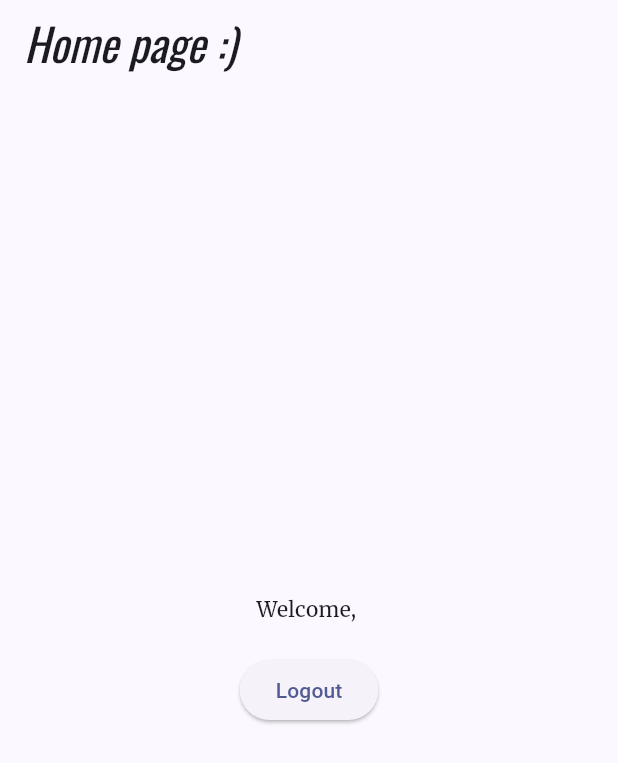
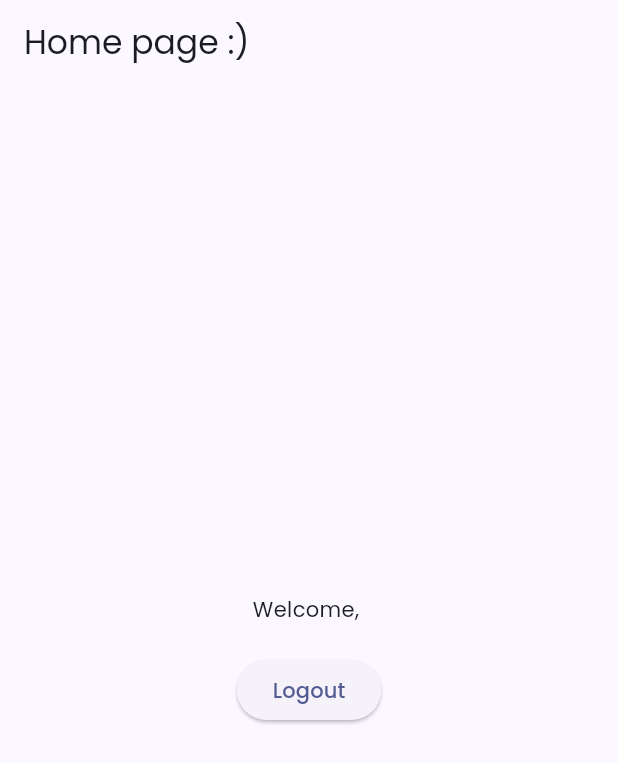
Before and after one commit to ProximaEPFL/proxima, a Flutter app: the screen it shows once a user with an empty profile is signed in, on a phone screen of 412 x 824 dp. Shown: the top 763 px of the screen. Run offline on Flutter 3.47's test engine with Material 3 defaults, Android fonts, the phone set to English and light mode, and no system bars; our stand-ins replace cloud_firestore, firebase_auth, firebase_core, google_fonts, google_sign_in, hooks_riverpod; accounts and stored records are empty.

Commit message:
feat(ui-theme): get system brightness and set font to poppins

```diff
--- a/lib/main.dart
+++ b/lib/main.dart
@@ -1,10 +1,10 @@
 import "package:firebase_core/firebase_core.dart";
 import "package:flutter/material.dart";
 import "package:flutter/services.dart";
+import "package:google_fonts/google_fonts.dart";
 import "package:hooks_riverpod/hooks_riverpod.dart";
 import "package:proxima/utils/firebase/firebase_options.dart";
 import "package:proxima/views/navigation/routes.dart";
-import 'package:google_fonts/google_fonts.dart';
 
 void main() async {
   WidgetsFlutterBinding.ensureInitialized();
@@ -27,36 +27,20 @@ class ProximaApp extends StatelessWidget {
 
   @override
   Widget build(BuildContext context) {
+    final Brightness brightness = MediaQuery.platformBrightnessOf(context);
+
     return MaterialApp(
       title: "Proxima",
       onGenerateRoute: generateRoute,
       initialRoute: Routes.login.name,
       theme: ThemeData(
         useMaterial3: true,
-
         // Define the default brightness and colors.
         colorScheme: ColorScheme.fromSeed(
           seedColor: Colors.indigo,
-          background: Colors.indigo.shade100,
-          brightness: Brightness.light,
+          brightness: brightness,
         ),
-
-        // Define the default `TextTheme`. Use this to specify the default
-        // text styling for headlines, titles, bodies of text, and more.
-        textTheme: TextTheme(
-          displayLarge: const TextStyle(
-            fontSize: 72,
-            fontWeight: FontWeight.bold,
-          ),
-          titleLarge: GoogleFonts.oswald(
-            // home page
-            fontSize: 30,
-            fontStyle: FontStyle.italic,
-          ),
-          bodyMedium: GoogleFonts.merriweather(),
-          displaySmall: GoogleFonts.pacifico(),
-          bodySmall: GoogleFonts.roboto(),
-        ),
+        fontFamily: GoogleFonts.poppins().fontFamily,
       ),
     );
   }
```
